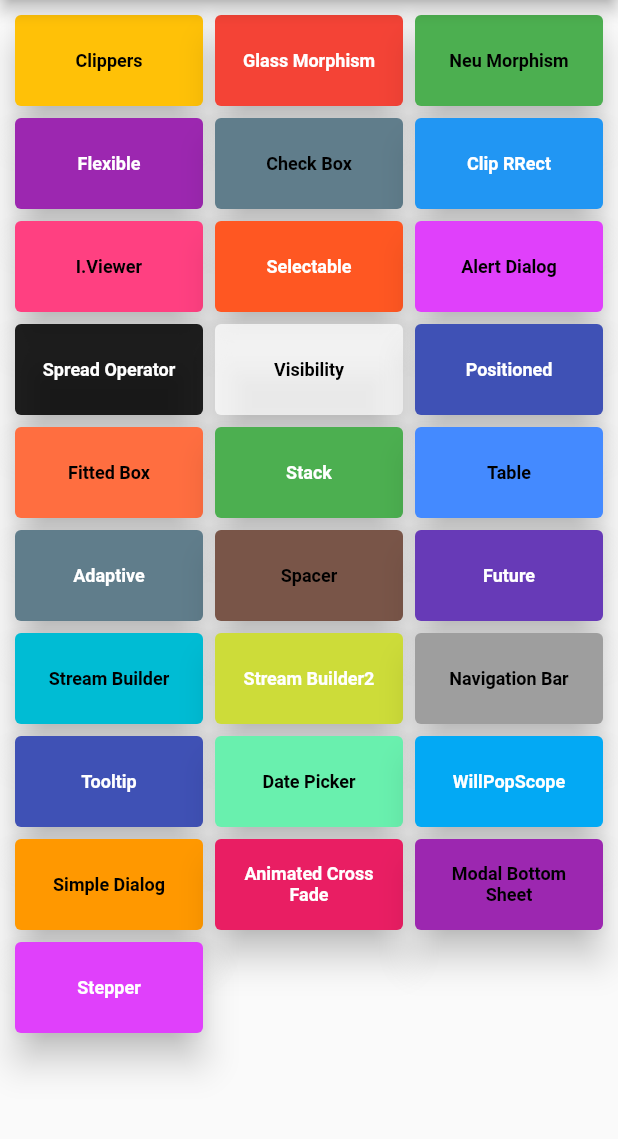
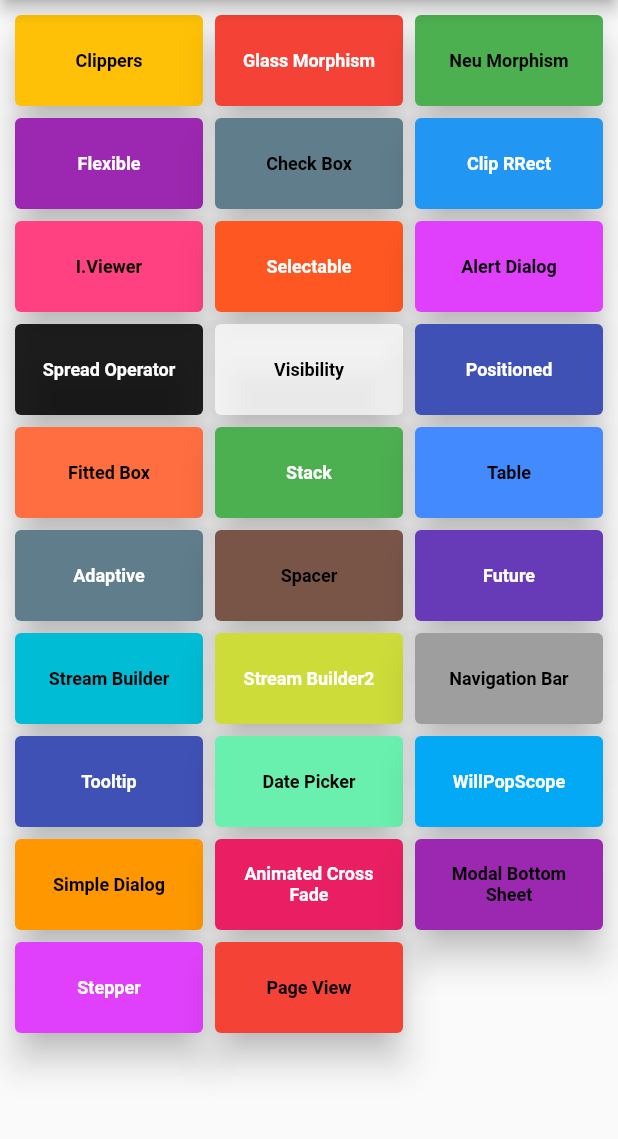
Before and after one commit to erdemgocen44/Flutter_Widgets, a Flutter app: the screen it shows after launch, on a phone screen of 412 x 824 dp, the part 84-1223 px from its top. Run offline on Flutter 3.47's test engine with Material 2 defaults, Android fonts, the phone set to English and light mode, and no system bars.

Commit message:
page view satrting

```diff
--- a/lib/core/buttons.dart
+++ b/lib/core/buttons.dart
@@ -170,4 +170,10 @@ List<Widget> buttons = [
     onprimary: Colors.white,
     rota: '/stepper',
   ),
+  CustomElevatedButton(
+    yazi: 'Page View',
+    primary: Colors.red,
+    onprimary: Colors.black,
+    rota: '/pageview',
+  ),
 ];
--- a/lib/core/rotes.dart
+++ b/lib/core/rotes.dart
@@ -16,6 +16,7 @@ import 'package:widgets/widgets/intractive_viewer/interactive_viewer.dart';
 import 'package:widgets/widgets/modal_bottom_sheet/modal_bottom_sheet_home.dart';
 import 'package:widgets/widgets/navigation_bar/navigation_bar_home.dart';
 import 'package:widgets/widgets/neumorphism/neu_home.dart';
+import 'package:widgets/widgets/page_view/page_view_home.dart';
 import 'package:widgets/widgets/positioned/positioned_home.dart';
 import 'package:widgets/widgets/selectable/selectable.dart';
 import 'package:widgets/widgets/spacer/spacer_home.dart';
@@ -115,7 +116,7 @@ var rotalar = <String, WidgetBuilder>{
   "/stepper": (context) => const StepperHome(
         title: 'Stepper',
       ),
-  "/pageview": (context) => const PageV(
+  "/pageview": (context) => const PageViewHome(
         title: 'Page View',
       ),
 };
```
